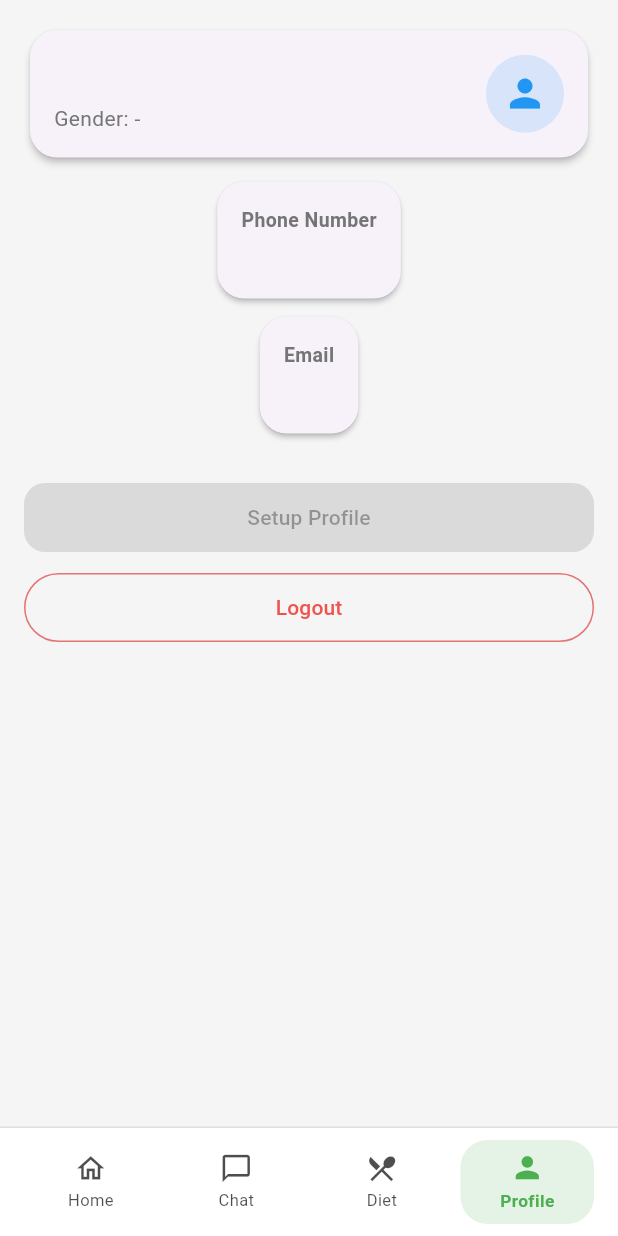
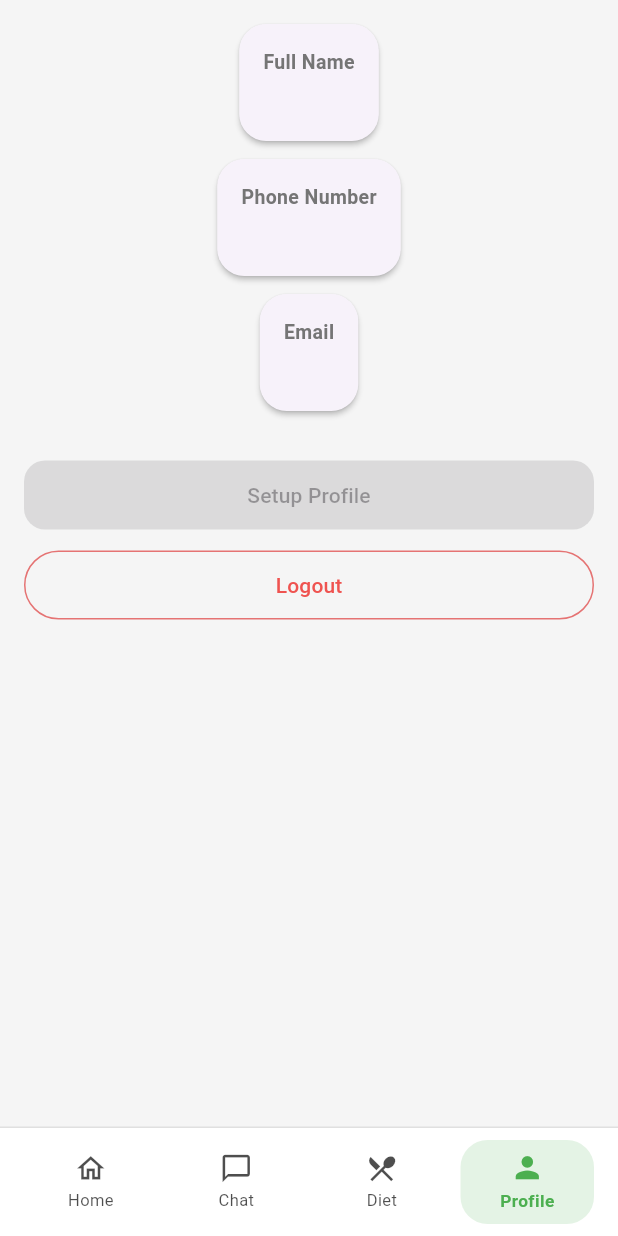
Before and after one commit to neilnr7/NutriCare, a Flutter app: the PatientMainShell screen opened by its route, item 4 of the bottom bar chosen, on a phone screen of 412 x 824 dp. Run offline on Flutter 3.47's test engine with Material 3 defaults, Android fonts, the phone set to English and light mode, and no system bars; our stand-ins replace firebase_core; accounts and stored records are empty; network calls fail.

Commit message:
Patient Login done

```diff
--- a/lib/screens/auth/auth_screen_login.dart
+++ b/lib/screens/auth/auth_screen_login.dart
@@ -58,6 +58,7 @@ class _AuthScreenLoginState extends State<AuthScreenLogin> {
         );
 
         if (response["success"] == true) {
+          Session.uid = response["uid"]; // ✅ ONLY FIX ADDED
           Navigator.pushReplacementNamed(context, '/patient-dashboard');
           return;
         }
--- a/lib/screens/patient/patient_profile_screen.dart
+++ b/lib/screens/patient/patient_profile_screen.dart
@@ -233,59 +233,22 @@ class _PatientProfileScreenState extends State<PatientProfileScreen> {
 
   @override
   Widget build(BuildContext context) {
-    final fullName = '$firstName '
-        '${middleName.isNotEmpty ? "$middleName " : ""}'
-        '$lastName';
-
-    final genderLabel =
-    gender.isNotEmpty ? gender[0].toUpperCase() : '-';
+    final fullName =
+        "$firstName ${middleName.isNotEmpty ? middleName + " " : ""}$lastName";
 
     return SafeArea(
       child: SingleChildScrollView(
         padding: const EdgeInsets.all(16),
-        child: Column(children: [
-          Card(
-            shape:
-            RoundedRectangleBorder(borderRadius: BorderRadius.circular(18)),
-            elevation: 2,
-            child: Padding(
-              padding: const EdgeInsets.all(16),
-              child: Row(children: [
-                Expanded(
         child: Column(
-                      crossAxisAlignment: CrossAxisAlignment.start,
           children: [
-                        Text(fullName,
-                            style: const TextStyle(
-                                fontSize: 20,
-                                fontWeight: FontWeight.bold)),
-                        const SizedBox(height: 4),
-                        Text(
-                          _profileCompleted && age != null
-                              ? 'Age $age • Gender: $genderLabel'
-                              : 'Gender: $genderLabel',
-                          style: TextStyle(color: Colors.grey.shade600),
-                        ),
-                      ]),
-                ),
-                CircleAvatar(
-                  radius: 26,
-                  backgroundColor: Colors.blue.withOpacity(0.15),
-                  child:
-                  const Icon(Icons.person, size: 30, color: Colors.blue),
-                ),
-              ]),
-            ),
-          ),
-          const SizedBox(height: 12),
-
-          _infoCard('Phone Number', phoneNumber),
-          _infoCard('Email', email),
+            infoCard("Full Name", fullName),
+            infoCard("Phone Number", phoneNumber),
+            infoCard("Email", email),
 
             if (_profileCompleted) ...[
-            _infoCard('Date of Birth', dob ?? ''),
-            _infoCard('Age', age ?? ''),
-            _infoCard('Address', address ?? ''),
+              infoCard("Date of Birth", dob ?? "-"),
+              infoCard("Age", age ?? "-"),
+              infoCard("Address", address ?? "-"),
             ],
 
             const SizedBox(height: 20),
@@ -311,30 +274,47 @@ class _PatientProfileScreenState extends State<PatientProfileScreen> {
                 minimumSize: const Size.fromHeight(46),
                 side: BorderSide(color: Colors.red.shade300),
               ),
-            child:
-            Text('Logout', style: TextStyle(color: Colors.red.shade400)),
+              child: Text(
+                'Logout',
+                style: TextStyle(color: Colors.red.shade400),
               ),
-        ]),
+            ),
+          ],
+        ),
       ),
     );
   }
 
-  Widget _infoCard(String label, String value) {
+  Widget infoCard(String title, String value) {
     return Card(
-      shape: RoundedRectangleBorder(borderRadius: BorderRadius.circular(18)),
       elevation: 1.5,
       margin: const EdgeInsets.only(bottom: 12),
+      shape: RoundedRectangleBorder(
+        borderRadius: BorderRadius.circular(18),
+      ),
       child: Padding(
         padding: const EdgeInsets.all(16),
-        child: Column(crossAxisAlignment: CrossAxisAlignment.start, children: [
-          Text(label,
+        child: Column(
+          crossAxisAlignment: CrossAxisAlignment.start,
+          children: [
+            Text(
+              title,
               style: TextStyle(
                 fontSize: 13,
                 color: Colors.grey.shade600,
-                  fontWeight: FontWeight.w600)),
+                fontWeight: FontWeight.w600,
+              ),
+            ),
             const SizedBox(height: 4),
-          Text(value, style: const TextStyle(fontSize: 16)),
-        ]),
+            Text(
+              value,
+              style: const TextStyle(
+                fontSize: 16,
+                fontWeight: FontWeight.w500,
+              ),
+            ),
+          ],
+        ),
       ),
     );
   }
```
Also changed, not shown: lib/services/patient_service.dart (+5 -2 lines). Lines whose indentation alone changed are shown as unchanged.
